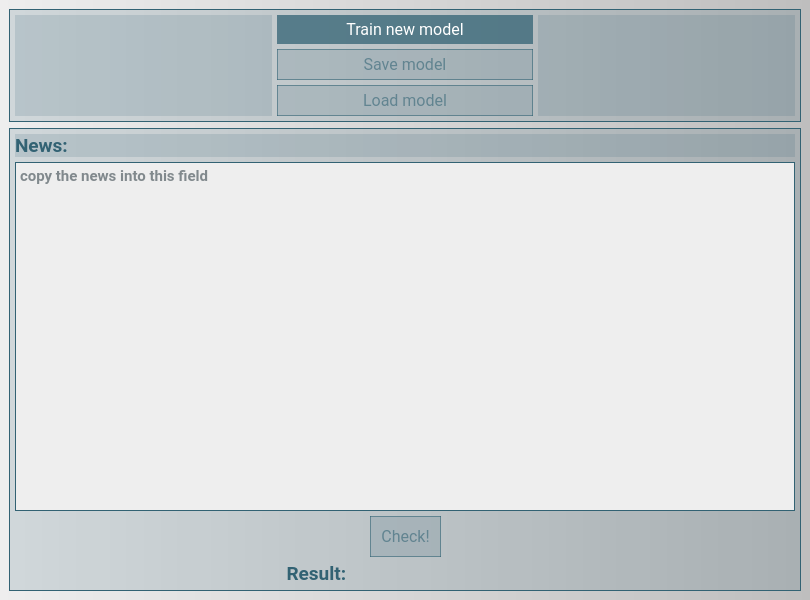
This is INF/GUI/UI/window.ui in Spike2250/check_fake_news as Qt 5 draws it before an edit. The edited form follows.
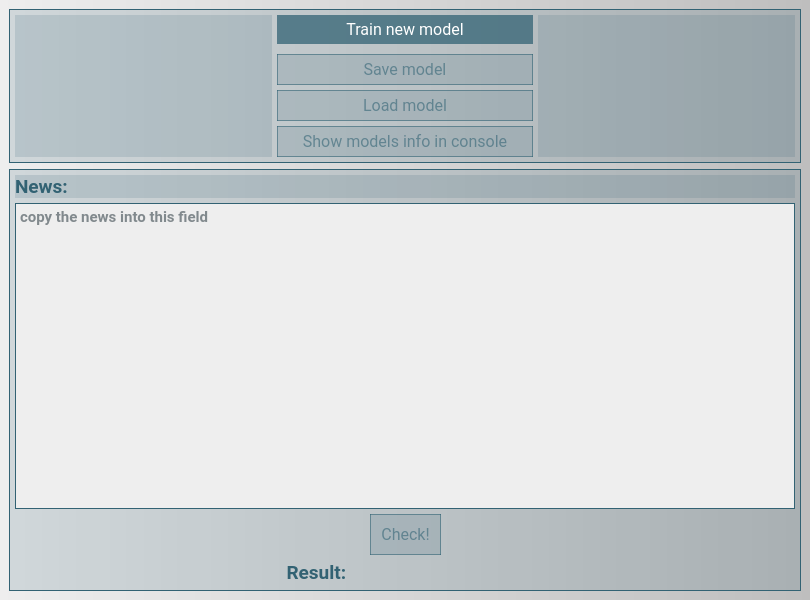
This is the edited form.

Commit message: add custom result field

Patch:
```diff
--- a/INF/GUI/UI/window.ui
+++ b/INF/GUI/UI/window.ui
@@ -43,6 +43,41 @@
        <property name="spacing">
         <number>5</number>
        </property>
+       <item row="3" column="1">
+        <widget class="QPushButton" name="load_model">
+         <property name="enabled">
+          <bool>false</bool>
+         </property>
+         <property name="styleSheet">
+          <string notr="true">QPushButton {
+background-color: rgba(50, 98, 115, 190);
+font-size: 12pt;
+color: White;
+border: None;
+padding: 5px;
+}
+
+QPushButton::hover {
+background-color: rgba(50, 98, 115, 255);
+border: 2px solid rgba(92, 158, 173, 255);
+}
+
+QPushButton::pressed {
+background-color: rgba(92, 158, 173, 255);
+border: 1px solid rgba(255, 255, 255, 255);
+}
+
+QPushButton::disabled {
+background-color:  rgba(50, 98, 115, 40);
+border: 1px solid rgba(50, 98, 115, 150);
+color:  rgba(50, 98, 115, 150);
+}</string>
+         </property>
+         <property name="text">
+          <string>Load model</string>
+         </property>
+        </widget>
+       </item>
        <item row="0" column="1">
         <widget class="QPushButton" name="train_model">
          <property name="styleSheet">
@@ -75,74 +110,7 @@
          </property>
         </widget>
        </item>
-       <item row="0" column="0" rowspan="3">
-        <widget class="QLabel" name="model_status">
-         <property name="styleSheet">
-          <string notr="true">color: #326273;
-font-size: 15pt;
-background-color: rgba(50, 98, 115, 40);
-border: none;</string>
-         </property>
-         <property name="text">
-          <string/>
-         </property>
-         <property name="alignment">
-          <set>Qt::AlignmentFlag::AlignCenter</set>
-         </property>
-        </widget>
-       </item>
        <item row="2" column="1">
-        <widget class="QPushButton" name="load_model">
-         <property name="enabled">
-          <bool>false</bool>
-         </property>
-         <property name="styleSheet">
-          <string notr="true">QPushButton {
-background-color: rgba(50, 98, 115, 190);
-font-size: 12pt;
-color: White;
-border: None;
-padding: 5px;
-}
-
-QPushButton::hover {
-background-color: rgba(50, 98, 115, 255);
-border: 2px solid rgba(92, 158, 173, 255);
-}
-
-QPushButton::pressed {
-background-color: rgba(92, 158, 173, 255);
-border: 1px solid rgba(255, 255, 255, 255);
-}
-
-QPushButton::disabled {
-background-color:  rgba(50, 98, 115, 40);
-border: 1px solid rgba(50, 98, 115, 150);
-color:  rgba(50, 98, 115, 150);
-}</string>
-         </property>
-         <property name="text">
-          <string>Load model</string>
-         </property>
-        </widget>
-       </item>
-       <item row="0" column="2" rowspan="3">
-        <widget class="QLabel" name="process">
-         <property name="styleSheet">
-          <string notr="true">color: #326273;
-font-size: 12pt;
-background-color: rgba(50, 98, 115, 40);
-border: none;</string>
-         </property>
-         <property name="text">
-          <string/>
-         </property>
-         <property name="alignment">
-          <set>Qt::AlignmentFlag::AlignCenter</set>
-         </property>
-        </widget>
-       </item>
-       <item row="1" column="1">
         <widget class="QPushButton" name="save_model">
          <property name="enabled">
           <bool>false</bool>
@@ -177,6 +145,73 @@
          </property>
         </widget>
        </item>
+       <item row="4" column="1">
+        <widget class="QPushButton" name="show_info">
+         <property name="enabled">
+          <bool>false</bool>
+         </property>
+         <property name="styleSheet">
+          <string notr="true">QPushButton {
+background-color: rgba(50, 98, 115, 190);
+font-size: 12pt;
+color: White;
+border: None;
+padding: 5px;
+}
+
+QPushButton::hover {
+background-color: rgba(50, 98, 115, 255);
+border: 2px solid rgba(92, 158, 173, 255);
+}
+
+QPushButton::pressed {
+background-color: rgba(92, 158, 173, 255);
+border: 1px solid rgba(255, 255, 255, 255);
+}
+
+QPushButton::disabled {
+background-color:  rgba(50, 98, 115, 40);
+border: 1px solid rgba(50, 98, 115, 150);
+color:  rgba(50, 98, 115, 150);
+}</string>
+         </property>
+         <property name="text">
+          <string>Show models info in console</string>
+         </property>
+        </widget>
+       </item>
+       <item row="0" column="0" rowspan="5">
+        <widget class="QLabel" name="model_status">
+         <property name="styleSheet">
+          <string notr="true">color: #326273;
+font-size: 15pt;
+background-color: rgba(50, 98, 115, 40);
+border: none;</string>
+         </property>
+         <property name="text">
+          <string/>
+         </property>
+         <property name="alignment">
+          <set>Qt::AlignmentFlag::AlignCenter</set>
+         </property>
+        </widget>
+       </item>
+       <item row="0" column="2" rowspan="5">
+        <widget class="QLabel" name="process">
+         <property name="styleSheet">
+          <string notr="true">color: #326273;
+font-size: 12pt;
+background-color: rgba(50, 98, 115, 40);
+border: none;</string>
+         </property>
+         <property name="text">
+          <string/>
+         </property>
+         <property name="alignment">
+          <set>Qt::AlignmentFlag::AlignCenter</set>
+         </property>
+        </widget>
+       </item>
       </layout>
      </widget>
     </item>
@@ -263,23 +298,6 @@
          </property>
         </widget>
        </item>
-       <item row="3" column="1" colspan="3">
-        <widget class="QLabel" name="result">
-         <property name="styleSheet">
-          <string notr="true">color: #326273;
-font-weight: bold;
-font-size: 14pt;
-background-color: transparent;
-border: none;</string>
-         </property>
-         <property name="text">
-          <string/>
-         </property>
-         <property name="alignment">
-          <set>Qt::AlignmentFlag::AlignCenter</set>
-         </property>
-        </widget>
-       </item>
        <item row="2" column="0">
         <spacer name="horizontalSpacer">
          <property name="orientation">
@@ -328,6 +346,23 @@
          </property>
         </widget>
        </item>
+       <item row="3" column="1" colspan="3">
+        <widget class="QLineEdit" name="result">
+         <property name="enabled">
+          <bool>false</bool>
+         </property>
+         <property name="styleSheet">
+          <string notr="true">color: #326273;
+font-weight: bold;
+font-size: 14pt;
+border: none;
+background-color: transparent;</string>
+         </property>
+         <property name="alignment">
+          <set>Qt::AlignmentFlag::AlignCenter</set>
+         </property>
+        </widget>
+       </item>
       </layout>
      </widget>
     </item>
```
The commit also changes 3 other files.
